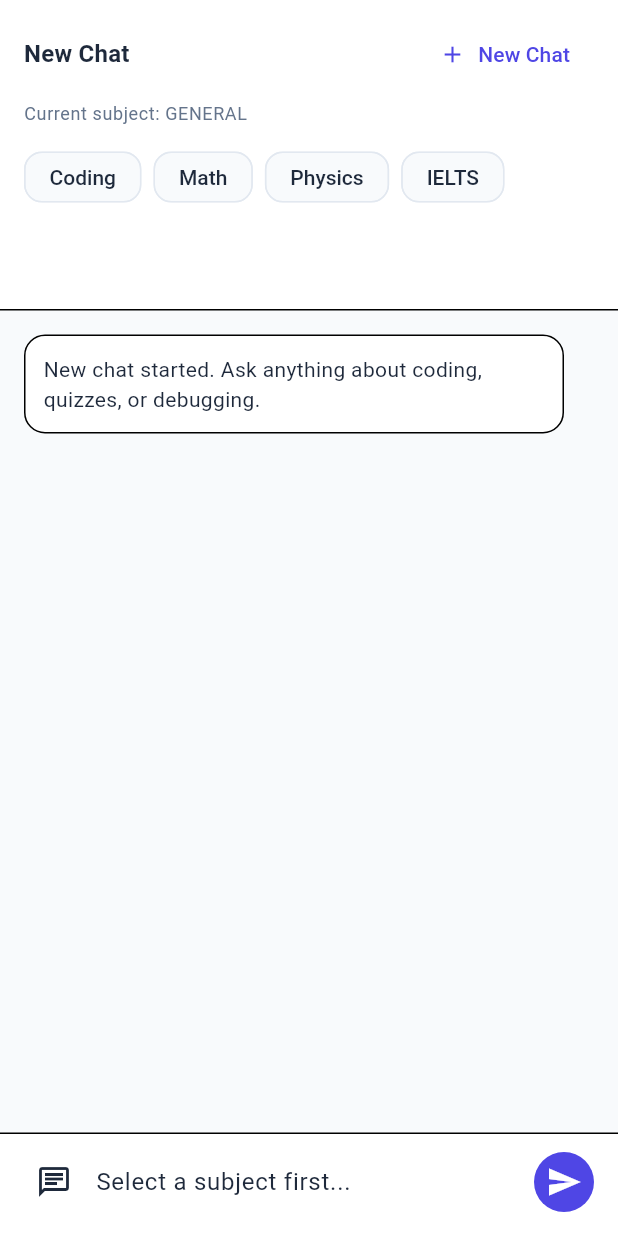
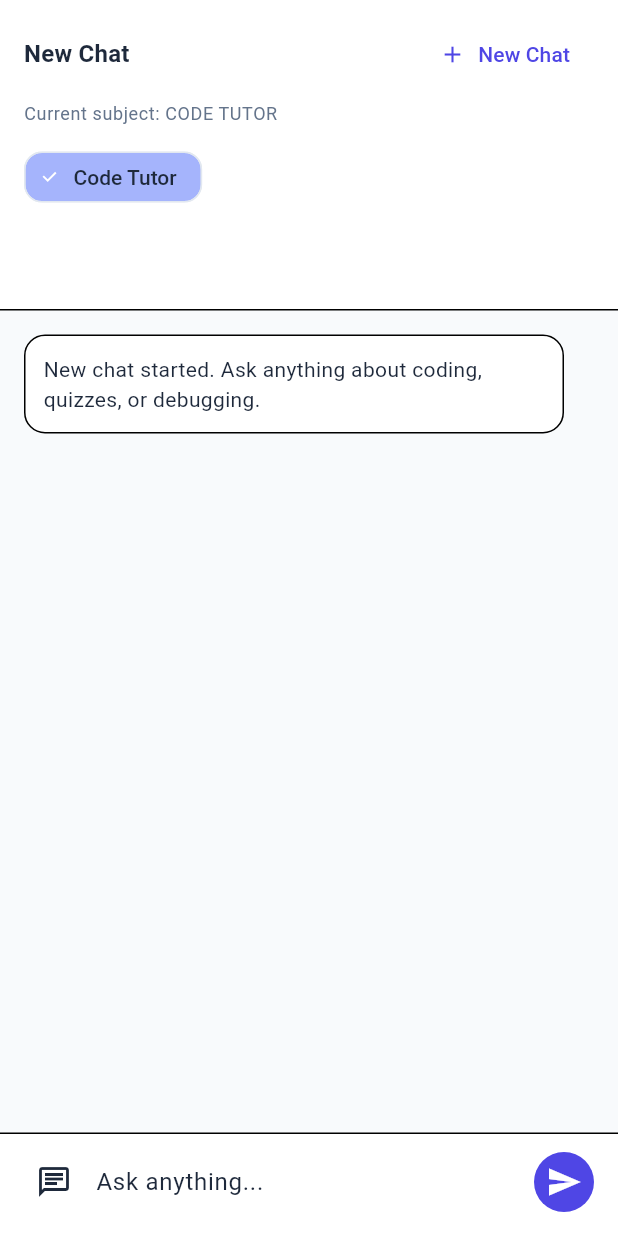
Before and after one commit to priyanshch1105/code-mentor-ai, a Flutter app: the ChatScreen widget shown alone on an empty page, opened directly, after a tap on "New Chat", on a phone screen of 412 x 824 dp. Run offline on Flutter 3.47's test engine with Material 3 defaults, Android fonts, the phone set to English and light mode, and no system bars; our stand-ins replace dio, flutter_animate, shared_preferences; accounts and stored records are empty; network calls fail.

Commit message:
feat: Update ChatScreen to normalize subject handling and improve user prompts

```diff
--- a/mobile-app/lib/src/views/dashboard/chat_screen.dart
+++ b/mobile-app/lib/src/views/dashboard/chat_screen.dart
@@ -19,9 +19,21 @@ class _ChatScreenState extends State<ChatScreen> {
   bool _loading = true;
   bool _sending = false;
   bool _loadingHistory = false;
-  String _currentSubject = 'general';
+  String _currentSubject = 'coding';
   int? _sessionId;
   String _sessionName = 'New Chat';
+
+  String _normalizeSubject(String? subject) {
+    final value = (subject ?? '').trim().toLowerCase();
+    if (value.isEmpty || value == 'general' || value == 'code tutor') {
+      return 'coding';
+    }
+    return value;
+  }
+
+  String _subjectDisplayLabel(String subject) {
+    return subject == 'coding' ? 'CODE TUTOR' : subject.toUpperCase();
+  }
 
   @override
   void initState() {
@@ -42,30 +54,26 @@ class _ChatScreenState extends State<ChatScreen> {
       final sessions = await ChatController.instance.getSessions();
       if (!mounted) return;
       setState(() {
-        _currentSubject = profile.currentSubject;
+        _currentSubject = _normalizeSubject(profile.currentSubject);
         _sessions
           ..clear()
           ..addAll(sessions);
         _loading = false;
       });
-      if (_currentSubject != 'general') {
-        await _selectSession(sessions.isNotEmpty ? sessions.first.id : null);
-      } else {
-        _messages.add(const _ChatMessage(
-          isUser: false,
-          text: 'Select a subject to start your study session.',
-        ));
-      }
+      await _selectSession(sessions.isNotEmpty ? sessions.first.id : null);
     } catch (error) {
       if (!mounted) return;
       setState(() {
         _loading = false;
         _messages
           ..clear()
-          ..add(_ChatMessage(
-            isUser: false,
-            text: 'Chat is ready once your session loads. ${error.toString()}',
-          ));
+          ..add(
+            _ChatMessage(
+              isUser: false,
+              text:
+                  'Chat is ready once your session loads. ${error.toString()}',
+            ),
+          );
       });
     }
   }
@@ -87,10 +95,13 @@ class _ChatScreenState extends State<ChatScreen> {
         _sessionName = 'New Chat';
         _messages
           ..clear()
-          ..add(const _ChatMessage(
-            isUser: false,
-            text: 'New chat started. Ask anything about coding, quizzes, or debugging.',
-          ));
+          ..add(
+            const _ChatMessage(
+              isUser: false,
+              text:
+                  'New chat started. Ask anything about coding, quizzes, or debugging.',
+            ),
+          );
       });
       return;
     }
@@ -107,7 +118,7 @@ class _ChatScreenState extends State<ChatScreen> {
 
       setState(() {
         _sessionName = session['name']?.toString() ?? 'Chat Session';
-        _currentSubject = session['subject']?.toString() ?? _currentSubject;
+        _currentSubject = _normalizeSubject(session['subject']?.toString());
         _messages
           ..clear()
           ..addAll(
@@ -119,10 +130,12 @@ class _ChatScreenState extends State<ChatScreen> {
             ),
           );
         if (_messages.isEmpty) {
-          _messages.add(const _ChatMessage(
-            isUser: false,
-            text: 'This session is empty. Start the conversation below.',
-          ));
+          _messages.add(
+            const _ChatMessage(
+              isUser: false,
+              text: 'This session is empty. Start the conversation below.',
+            ),
+          );
         }
       });
     } catch (error) {
@@ -140,13 +153,6 @@ class _ChatScreenState extends State<ChatScreen> {
   Future<void> _sendMessage() async {
     final prompt = _messageController.text.trim();
     if (prompt.isEmpty || _sending) return;
-
-    if (_currentSubject == 'general') {
-      ScaffoldMessenger.of(context).showSnackBar(
-        const SnackBar(content: Text('First select a subject to continue.')),
-      );
-      return;
-    }
 
     setState(() {
       _messages.add(_ChatMessage(isUser: true, text: prompt));
@@ -192,7 +198,7 @@ class _ChatScreenState extends State<ChatScreen> {
       final profile = await AuthController.instance.loadCurrentUser();
       if (!mounted) return;
       setState(() {
-        _currentSubject = profile.currentSubject;
+        _currentSubject = _normalizeSubject(profile.currentSubject);
       });
       await _startNewChat();
     } catch (error) {
@@ -254,7 +260,7 @@ class _ChatScreenState extends State<ChatScreen> {
               ),
               const SizedBox(height: 8),
               Text(
-                'Current subject: ${_currentSubject.toUpperCase()}',
+                'Current subject: ${_subjectDisplayLabel(_currentSubject)}',
                 style: theme.textTheme.bodySmall,
               ),
               const SizedBox(height: 10),
@@ -262,13 +268,13 @@ class _ChatScreenState extends State<ChatScreen> {
                 scrollDirection: Axis.horizontal,
                 child: Row(
                   children: [
-                    _SubjectChip(label: 'Coding', selected: _currentSubject == 'coding', onTap: () => _chooseSubject('coding')),
-                    const SizedBox(width: 8),
-                    _SubjectChip(label: 'Math', selected: _currentSubject == 'math', onTap: () => _chooseSubject('math')),
-                    const SizedBox(width: 8),
-                    _SubjectChip(label: 'Physics', selected: _currentSubject == 'physics', onTap: () => _chooseSubject('physics')),
-                    const SizedBox(width: 8),
-                    _SubjectChip(label: 'IELTS', selected: _currentSubject == 'ielts', onTap: () => _chooseSubject('ielts')),
+                    _SubjectChip(
+                      label: 'Code Tutor',
+                      selected:
+                          _currentSubject == 'coding' ||
+                          _currentSubject == 'code tutor',
+                      onTap: () => _chooseSubject('coding'),
+                    ),
                   ],
                 ),
               ),
@@ -323,12 +329,11 @@ class _ChatScreenState extends State<ChatScreen> {
                   maxLines: 4,
                   onSubmitted: (_) => _sendMessage(),
                   decoration: InputDecoration(
-                    hintText: _currentSubject == 'general'
-                        ? 'Select a subject first...'
-                        : 'Ask anything...',
+                    hintText: 'Ask anything...',
                     prefixIcon: const Icon(Icons.chat_outlined),
                     filled: true,
-                    fillColor: theme.colorScheme.surfaceContainerHighest.withValues(alpha: 0.45),
+                    fillColor: theme.colorScheme.surfaceContainerHighest
+                        .withValues(alpha: 0.45),
                     border: OutlineInputBorder(
                       borderRadius: BorderRadius.circular(14),
                       borderSide: BorderSide.none,
@@ -363,7 +368,11 @@ class _ChatMessage {
 }
 
 class _SubjectChip extends StatelessWidget {
-  const _SubjectChip({required this.label, required this.selected, required this.onTap});
+  const _SubjectChip({
+    required this.label,
+    required this.selected,
+    required this.onTap,
+  });
 
   final String label;
   final bool selected;
@@ -388,7 +397,9 @@ class _MessageBubble extends StatelessWidget {
   @override
   Widget build(BuildContext context) {
     final theme = Theme.of(context);
-    final bubbleColor = isUser ? theme.colorScheme.primary : theme.colorScheme.surface;
+    final bubbleColor = isUser
+        ? theme.colorScheme.primary
+        : theme.colorScheme.surface;
     final textColor = isUser ? Colors.white : theme.colorScheme.onSurface;
 
     return Align(
@@ -404,7 +415,10 @@ class _MessageBubble extends StatelessWidget {
         ),
         child: Text(
           text,
-          style: theme.textTheme.bodyMedium?.copyWith(color: textColor, height: 1.45),
+          style: theme.textTheme.bodyMedium?.copyWith(
+            color: textColor,
+            height: 1.45,
+          ),
         ),
       ),
     );
```
